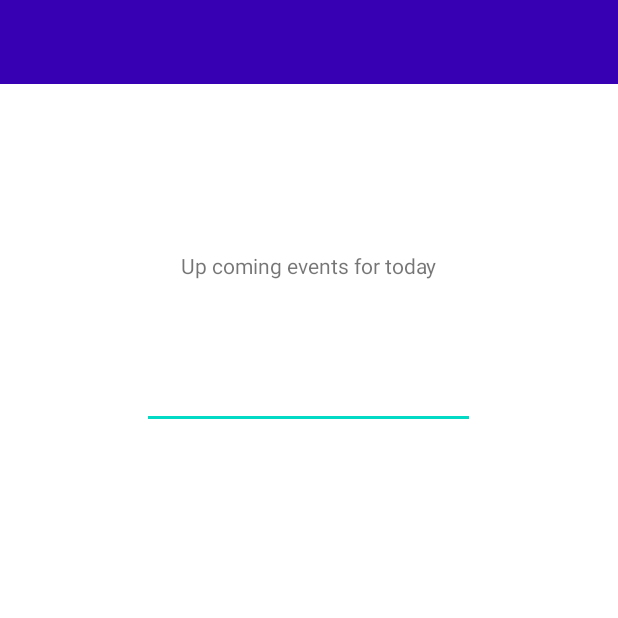
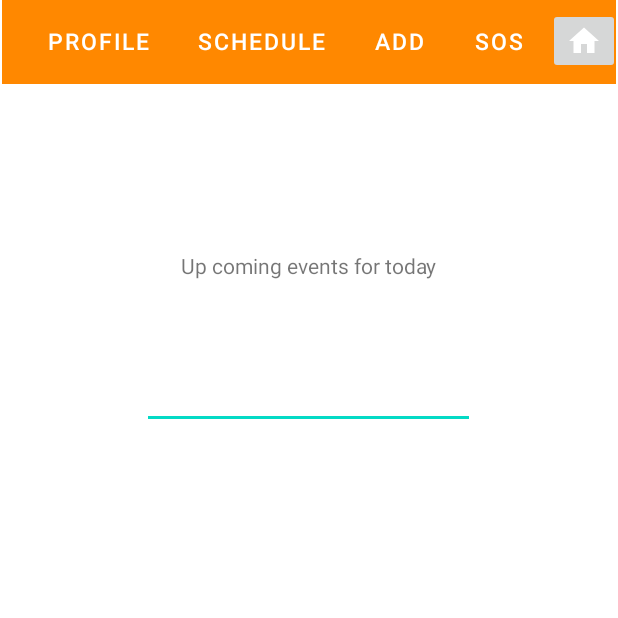
Before and after one commit to MohammedManni/CPIT99Project, an Android app: the screen it shows after launch (MainActivity), on a phone screen of 412 x 824 dp, the top half of it. Run offline under Robolectric (Android 15) with nearby library versions, the phone set to English and light mode, and no system bars.

Commit message:
bar try2

```diff
--- a/app/src/main/java/com/example/safemedicare/MainActivity.java
+++ b/app/src/main/java/com/example/safemedicare/MainActivity.java
@@ -1,6 +1,7 @@
 package com.example.safemedicare;
 
 import androidx.appcompat.app.AppCompatActivity;
+import androidx.appcompat.widget.Toolbar;
 
 import android.os.Bundle;
 import android.view.View;
@@ -8,7 +9,6 @@ import android.widget.Button;
 import android.widget.ImageButton;
 import android.widget.ImageView;
 import android.widget.TextView;
-import android.widget.Toolbar;
 
 public class MainActivity extends AppCompatActivity {
 
@@ -16,14 +16,9 @@ public class MainActivity extends AppCompatActivity {
     protected void onCreate(Bundle savedInstanceState) {
         super.onCreate(savedInstanceState);
         setContentView(R.layout.home_page);
+
         Toolbar toolbar= findViewById(R.id.toolbar);
-        TextView profile= findViewById(R.id.firstB);
-
-
-toolbar.setActivated(true);
-
-
-
+        setSupportActionBar(toolbar);
 
 
 
--- a/app/src/main/res/layout/bar.xml
+++ /dev/null
@@ -1,22 +0,0 @@
-<?xml version="1.0" encoding="utf-8"?>
-<androidx.appcompat.widget.Toolbar xmlns:android="http://schemas.android.com/apk/res/android"
-    android:layout_width="match_parent"
-    android:layout_height="wrap_content"
-    android:background="@color/design_default_color_primary_dark"
-
-    >
-
-    <TextView
-        android:id="@+id/firstB"
-        android:layout_width="wrap_content"
-        android:layout_height="wrap_content"
-        android:background="@color/material_dynamic_neutral0"
-        android:layout_marginStart="0dp"
-        android:layout_centerVertical="true"
-
-
-
-        ></TextView>
-
-
-</androidx.appcompat.widget.Toolbar>
--- a/app/src/main/res/layout/home_page.xml
+++ b/app/src/main/res/layout/home_page.xml
@@ -6,7 +6,7 @@
     android:layout_width="match_parent"
     android:layout_height="match_parent">
     <include
-        layout="@layout/bar"
+        layout="@layout/toolbar"
         android:id="@+id/toolbar"
         ></include>
 
--- a/app/src/main/res/layout/toolbar.xml
+++ b/app/src/main/res/layout/toolbar.xml
@@ -1,71 +1,103 @@
 <?xml version="1.0" encoding="utf-8"?>
-<RelativeLayout xmlns:android="http://schemas.android.com/apk/res/android"
+<androidx.appcompat.widget.Toolbar xmlns:android="http://schemas.android.com/apk/res/android"
+    xmlns:app="http://schemas.android.com/apk/res-auto"
+    xmlns:tools="http://schemas.android.com/tools"
+    android:id="@+id/tool"
     android:layout_width="match_parent"
     android:layout_height="wrap_content"
-    android:background="@android:color/holo_orange_dark"
-    android:padding="5dp"
-    >
+android:layout_margin="1dp"
+    android:background="@android:color/holo_orange_dark">
 
-        android:layout_width="match_parent"
-        android:layout_height="wrap_content">
+        <androidx.constraintlayout.widget.ConstraintLayout
+            android:layout_width="match_parent"
+            android:layout_height="match_parent"
+            android:layout_toEndOf="@+id/tool"
+            >
 
-        <ImageButton
-            android:id="@+id/firstB"
-            android:layout_width="wrap_content"
-            android:layout_height="wrap_content"
-            android:background="@color/material_dynamic_neutral0"
-            android:layout_marginStart="0dp"
-            android:layout_centerVertical="true"
-            android:text="Profile"
-
-            ></ImageButton>
-
-        <ImageButton
-            android:id="@+id/SecondB"
-            android:layout_width="wrap_content"
-            android:layout_height="wrap_content"
-            android:background="@color/material_dynamic_neutral0"
-            android:layout_marginStart="0dp"
-            android:layout_centerVertical="true"
-            android:layout_toEndOf="@+id/firstB"
-            android:text="Schedule"
-            ></ImageButton>
-
-        <ImageButton
-            android:id="@+id/thirdB"
-            android:layout_width="wrap_content"
-            android:layout_height="wrap_content"
-            android:background="@color/material_dynamic_neutral0"
-            android:layout_marginStart="0dp"
-            android:layout_centerVertical="true"
-            android:layout_toEndOf="@+id/SecondB"
-            android:text="ADD"
-
-            ></ImageButton>
-
-        <ImageButton
-            android:id="@+id/SOS"
-            android:layout_width="wrap_content"
-            android:layout_height="wrap_content"
-            android:background="@color/material_dynamic_neutral0"
-            android:layout_marginStart="0dp"
-            android:layout_centerVertical="true"
-            android:layout_toEndOf="@+id/thirdB"
-            android:text="SOS"
-
-            ></ImageButton>
-
-        <ImageButton
-            android:layout_width="wrap_content"
-            android:layout_height="wrap_content"
-            android:src="@drawable/ic_baseline_home_24"
-            android:layout_alignParentEnd="true"
-            android:layout_centerVertical="true"
-            >
-        </ImageButton>
+                <Button
+                    android:id="@+id/firstB"
+                    android:layout_width="100dp"
+                    android:layout_height="wrap_content"
+                    android:layout_centerVertical="true"
+                    android:layout_marginBottom="1dp"
+                    android:background="?android:attr/selectableItemBackground"
 
 
+                    android:text="Profile"
+                    android:textSize="15dp"
+                    app:layout_constraintBottom_toBottomOf="parent"
+                    app:layout_constraintEnd_toStartOf="@+id/SecondB"
+                    app:layout_constraintHorizontal_bias="0.6"
+                    app:layout_constraintStart_toStartOf="parent"
+                    app:layout_constraintTop_toTopOf="parent"></Button>
+
+                <Button
+                    android:id="@+id/SecondB"
+                    android:layout_width="117dp"
+                    android:layout_height="wrap_content"
+                    android:layout_centerVertical="true"
+                    android:layout_marginBottom="1dp"
+                    android:layout_toEndOf="@+id/firstB"
 
 
+                    android:background="?android:attr/selectableItemBackground"
+                    android:text="Schedule"
+                    android:textSize="15dp"
+                    app:layout_constraintBottom_toBottomOf="parent"
+                    app:layout_constraintEnd_toStartOf="@+id/thirdB"
+                    app:layout_constraintStart_toEndOf="@+id/firstB"
+                    app:layout_constraintTop_toTopOf="parent"></Button>
 
-</RelativeLayout>
+                <Button
+                    android:id="@+id/thirdB"
+                    android:layout_width="67dp"
+                    android:layout_height="wrap_content"
+                    android:layout_centerVertical="true"
+                    android:layout_marginBottom="1dp"
+
+                    android:layout_toEndOf="@+id/SecondB"
+                    android:background="?android:attr/selectableItemBackground"
+                    android:text="ADD"
+
+                    android:textSize="15dp"
+                    app:layout_constraintBottom_toBottomOf="parent"
+                    app:layout_constraintEnd_toStartOf="@+id/SOS"
+                    app:layout_constraintStart_toEndOf="@+id/SecondB"
+                    app:layout_constraintTop_toTopOf="parent"></Button>
+
+                <Button
+                    android:id="@+id/SOS"
+                    android:layout_width="65dp"
+                    android:layout_height="wrap_content"
+                    android:layout_centerVertical="true"
+
+                    android:layout_marginBottom="1dp"
+                    android:layout_toEndOf="@+id/thirdB"
+                    android:background="?android:attr/selectableItemBackground"
+
+                    android:text="SOS"
+                    android:textSize="15dp"
+                    app:layout_constraintBottom_toBottomOf="parent"
+                    app:layout_constraintEnd_toStartOf="@+id/imageButton"
+                    app:layout_constraintStart_toEndOf="@+id/thirdB"
+                    app:layout_constraintTop_toTopOf="parent"></Button>
+
+                <ImageButton
+                    android:id="@+id/imageButton"
+                    android:layout_width="wrap_content"
+                    android:layout_height="wrap_content"
+                    android:layout_alignParentEnd="true"
+                    android:layout_centerVertical="true"
+                    android:layout_marginTop="3dp"
+                    android:layout_marginBottom="4dp"
+                    android:src="@drawable/ic_baseline_home_24"
+                    app:layout_constraintBottom_toBottomOf="parent"
+
+                    app:layout_constraintEnd_toEndOf="parent"
+                    app:layout_constraintStart_toEndOf="@+id/SOS"
+                    app:layout_constraintTop_toTopOf="parent"></ImageButton>
+
+
+        </androidx.constraintlayout.widget.ConstraintLayout>
+
+</androidx.appcompat.widget.Toolbar>
```
